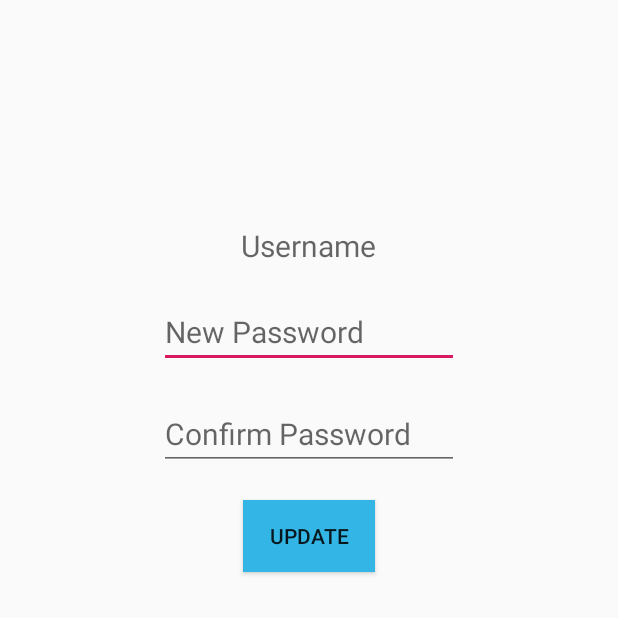
After one commit to rutvij2811/ExpenseTracker, an Android app: the NewPassword screen opened directly, with no data from a screen before it, on a phone screen of 412 x 824 dp, the top half of it. The commit adds this screen. Run offline under Robolectric (Android 15) with nearby library versions, the phone set to English and light mode, and no system bars; our stand-ins replace Firebase (no records; nobody signed in at launch, a user with empty details on screens opened directly).

Commit message:
-Forgot Password fully integrated

```diff
--- a/app/src/main/AndroidManifest.xml
+++ b/app/src/main/AndroidManifest.xml
@@ -9,7 +9,9 @@
         android:roundIcon="@mipmap/ic_launcher_round"
         android:supportsRtl="true"
         android:theme="@style/AppTheme">
-        <activity android:name=".settings4"></activity>
+        <activity android:name=".NewPassword"></activity>
+        <activity android:name=".ForgotPassword" />
+        <activity android:name=".settings4" />
         <activity android:name=".settings3" />
         <activity android:name=".piechart" />
         <activity android:name=".settings2" />
--- /dev/null
+++ b/app/src/main/java/com/example/myapp/NewPassword.java
@@ -0,0 +1,84 @@
+package com.example.myapp;
+
+import android.content.Context;
+import android.content.Intent;
+import android.content.SharedPreferences;
+import android.support.annotation.NonNull;
+import android.support.v7.app.AppCompatActivity;
+import android.os.Bundle;
+import android.view.View;
+import android.widget.Button;
+import android.widget.EditText;
+import android.widget.TextView;
+import android.widget.Toast;
+
+import com.google.android.gms.tasks.OnFailureListener;
+import com.google.android.gms.tasks.OnSuccessListener;
+import com.google.firebase.firestore.DocumentReference;
+import com.google.firebase.firestore.FirebaseFirestore;
+import com.google.firebase.firestore.SetOptions;
+
+import java.util.HashMap;
+import java.util.Map;
+
+public class NewPassword extends AppCompatActivity {
+    TextView verifiedUser;
+    EditText et_newPass, et_confNewPass;
+    Button btn_update;
+    private FirebaseFirestore db = FirebaseFirestore.getInstance();
+    private DocumentReference userRef;
+    private static final String KEY_PASSWORD = "password";
+
+    @Override
+    protected void onCreate(Bundle savedInstanceState) {
+        super.onCreate(savedInstanceState);
+        setContentView(R.layout.activity_new_password);
+        SharedPreferences sharedPref = getSharedPreferences("userVerify", Context.MODE_PRIVATE);
+        String userVerified = sharedPref.getString("verifiedUser", "");
+        verifiedUser = findViewById(R.id.verifiedUser);
+        verifiedUser.setText(userVerified);
+        et_newPass = findViewById(R.id.et_newPass);
+        et_confNewPass = findViewById(R.id.et_confNewPass);
+        btn_update = findViewById(R.id.btn_update);
+
+        btn_update.setOnClickListener(new View.OnClickListener() {
+            @Override
+            public void onClick(View v) {
+                updateUserPassword();
+            }
+        });
+    }
+
+    private void updateUserPassword() {
+        userRef = db.collection("ExpenseTracker").document("user " + verifiedUser.getText().toString());
+        if (et_newPass.getText().toString().matches(et_confNewPass.getText().toString())) {
+            User user = new User();
+            user.setPassword(et_newPass.getText().toString());
+
+            Map<String, Object> usr = new HashMap<>();
+            usr.put(KEY_PASSWORD,user.getPassword());
+
+            userRef.set(usr, SetOptions.merge())
+                    .addOnSuccessListener(new OnSuccessListener<Void>() {
+                        @Override
+                        public void onSuccess(Void aVoid) {
+                            Toast.makeText(NewPassword.this, "Password Reset Successful", Toast.LENGTH_SHORT).show();
+                            gotoMain();
+                        }
+                    })
+                    .addOnFailureListener(new OnFailureListener() {
+                        @Override
+                        public void onFailure(@NonNull Exception e) {
+                            Toast.makeText(NewPassword.this, "Error: "+e.getMessage(), Toast.LENGTH_SHORT).show();
+                        }
+                    });
+
+        } else {
+            Toast.makeText(this, "Password and confirm password not same", Toast.LENGTH_SHORT).show();
+        }
+    }
+
+    private void gotoMain() {
+        startActivity(new Intent(NewPassword.this,MainActivity.class));
+    }
+}
--- /dev/null
+++ b/app/src/main/res/layout/activity_new_password.xml
@@ -0,0 +1,48 @@
+<?xml version="1.0" encoding="utf-8"?>
+<RelativeLayout xmlns:android="http://schemas.android.com/apk/res/android"
+    xmlns:app="http://schemas.android.com/apk/res-auto"
+    xmlns:tools="http://schemas.android.com/tools"
+    android:layout_width="match_parent"
+    android:layout_height="match_parent"
+    tools:context=".NewPassword">
+
+    <TextView
+        android:id="@+id/verifiedUser"
+        android:layout_width="wrap_content"
+        android:layout_height="wrap_content"
+        android:layout_centerHorizontal="true"
+        android:layout_marginTop="150dp"
+        android:hint="Username"
+        android:textSize="20sp" />
+
+    <EditText
+        android:id="@+id/et_newPass"
+        android:layout_width="200dp"
+        android:layout_height="wrap_content"
+        android:layout_below="@id/verifiedUser"
+        android:layout_centerHorizontal="true"
+        android:layout_marginTop="20dp"
+        android:hint="New Password"
+        android:textSize="20sp" />
+
+    <EditText
+        android:id="@+id/et_confNewPass"
+        android:layout_width="200dp"
+        android:layout_height="wrap_content"
+        android:layout_below="@id/et_newPass"
+        android:layout_centerHorizontal="true"
+        android:layout_marginTop="20dp"
+        android:hint="Confirm Password"
+        android:textSize="20sp" />
+
+    <Button
+        android:id="@+id/btn_update"
+        android:layout_width="wrap_content"
+        android:layout_height="wrap_content"
+        android:layout_below="@id/et_confNewPass"
+        android:layout_centerHorizontal="true"
+        android:layout_marginTop="20dp"
+        android:background="@android:color/holo_blue_light"
+        android:text="Update" />
+
+</RelativeLayout>
```
Also changed, not shown: app/src/main/java/com/example/myapp/ForgotPassword.java (added, +90 -0 lines), app/src/main/java/com/example/myapp/MainActivity.java (+14 -1 lines), app/src/main/res/layout/activity_forgot_password.xml (added, +47 -0 lines), app/src/main/res/layout/activity_main.xml (+17 -0 lines).
